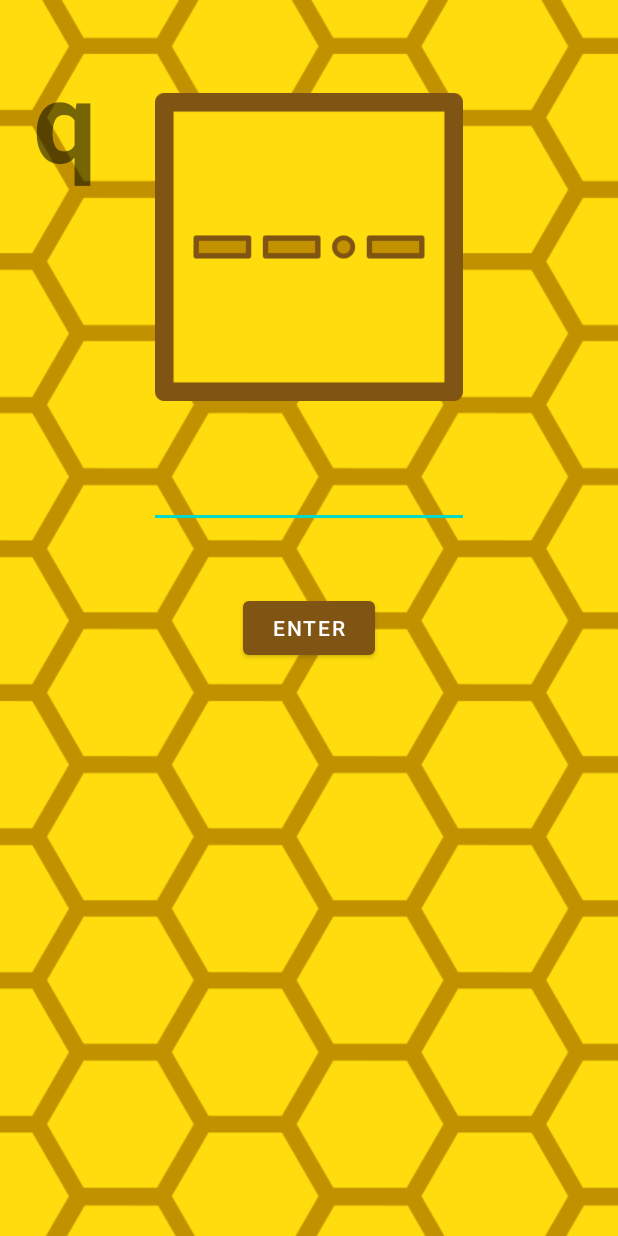
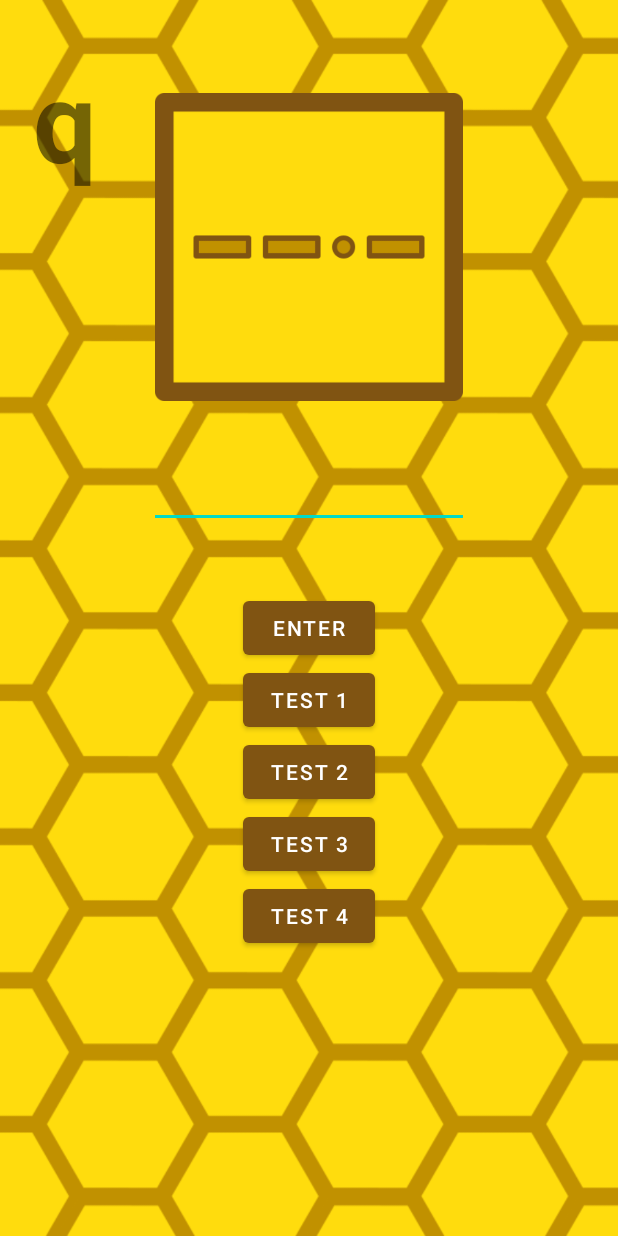
Before and after one commit to AdamBarvesten/MorseCode, an Android app: the MorseToLetterActivity screen opened directly, with no data from a screen before it, on a phone screen of 412 x 824 dp. Run offline under Robolectric (Android 15) with nearby library versions, the light colour scheme and no system bars.

Commit message:
Made test buttons for motion coefficient. Also added feedback for shaking motion, in-/correct guesses. Both audio and vibration.

```diff
--- a/app/src/main/java/com/example/morsecode/MorseToLetterActivity.java
+++ b/app/src/main/java/com/example/morsecode/MorseToLetterActivity.java
@@ -9,7 +9,9 @@ import android.hardware.SensorEventListener;
 import android.hardware.SensorManager;
 import android.media.MediaPlayer;
 import android.os.Bundle;
+import android.os.Vibrator;
 import android.text.Editable;
+import android.view.View;
 import android.widget.Button;
 import android.widget.EditText;
 import android.widget.ImageView;
@@ -31,6 +33,14 @@ public class MorseToLetterActivity extends AppCompatActivity {
     private float mAccelCurrent;
     private float mAccelLast;
     MediaPlayer mediaPlayer;
+    MediaPlayer mediaPlayerPositive;
+    MediaPlayer mediaPlayerNegative;
+    Vibrator vibrator;
+
+    private long lastEventTime = 0;
+    private final long EVENT_THRESHOLD_MS = 700;
+
+    private int motioncoefficient = 35;
 
     @Override
     protected void onCreate(Bundle savedInstanceState) {
@@ -41,14 +51,27 @@ public class MorseToLetterActivity extends AppCompatActivity {
         randomLetterView = findViewById(R.id.randomLetter);
         generateRandomletter();
         mediaPlayer = MediaPlayer.create(this, R.raw.whoosh);
+        mediaPlayerPositive = MediaPlayer.create(this, R.raw.pling);
+        mediaPlayerPositive.setVolume(0.1f, 0.1f);
+        mediaPlayerNegative = MediaPlayer.create(this, R.raw.error);
         Button enterButton = findViewById(R.id.enterButton);
         EditText mEdit = findViewById(R.id.editTextLetter);
         enterButton.setOnClickListener(v -> {
             checkAnswer(mEdit.getText());
             mEdit.setText("");
         });
+        vibrator = (Vibrator) getSystemService(VIBRATOR_SERVICE);
+
+        Button motcoef1 = findViewById(R.id.motcoef_1);
+        Button motcoef2 = findViewById(R.id.motcoef_2);
+        Button motcoef3 = findViewById(R.id.motcoef_3);
+        Button motcoef4 = findViewById(R.id.motcoef_4);
 
 
+        motcoef1.setOnClickListener(v -> motioncoefficient = 35);
+        motcoef2.setOnClickListener(v -> motioncoefficient = 12);
+        motcoef3.setOnClickListener(v -> motioncoefficient = 6);
+        motcoef4.setOnClickListener(v -> motioncoefficient = 20);
         // SENSOR
         mSensorManager = (SensorManager) getSystemService(Context.SENSOR_SERVICE);
         Objects.requireNonNull(mSensorManager).registerListener(mSensorListener, mSensorManager.getDefaultSensor(Sensor.TYPE_ACCELEROMETER),
@@ -63,10 +86,13 @@ public class MorseToLetterActivity extends AppCompatActivity {
         if(randomLetter.equals(text.toString().toLowerCase())){
             Toast.makeText(getApplicationContext(), "Correct!!", Toast.LENGTH_SHORT).show();
             generateRandomletter();
-
+            mediaPlayerPositive.start();
+            vibrator.vibrate(500);
             return;
         }
         Toast.makeText(getApplicationContext(), "Wrong!!", Toast.LENGTH_SHORT).show();
+        mediaPlayerNegative.start();
+        vibrator.vibrate(100);
     }
 
     private void generateMorseImage(String s){
@@ -90,10 +116,16 @@ public class MorseToLetterActivity extends AppCompatActivity {
             mAccelCurrent = (float) Math.sqrt((x * x + y * y + z * z));
             float delta = mAccelCurrent - mAccelLast;
             mAccel = mAccel * 0.9f + delta;
-            if (mAccel > 12) {
-                mediaPlayer.start();
-
-                generateRandomletter();
+            if (event.sensor.getType() == Sensor.TYPE_ACCELEROMETER) {
+                long currentTime = System.currentTimeMillis();
+                if (currentTime - lastEventTime >= EVENT_THRESHOLD_MS) {
+                    if (mAccel > motioncoefficient) {
+                        mediaPlayer.start();
+                        generateRandomletter();
+                        vibrator.vibrate(100);
+                        lastEventTime = currentTime;
+                    }
+                }
                 //Toast.makeText(getApplicationContext(), "Shake event detected", Toast.LENGTH_SHORT).show();
             }
         }
--- a/app/src/main/res/layout/activity_learn_alphabet.xml
+++ b/app/src/main/res/layout/activity_learn_alphabet.xml
@@ -27,8 +27,7 @@
             <Button
                 android:id="@+id/button_a"
                 style="@style/alphabetButtonStyle"
-                android:text="A"
-                />
+                android:text="A" />
 
             <Button
                 android:id="@+id/button_b"
--- a/app/src/main/res/layout/activity_morse_to_letter.xml
+++ b/app/src/main/res/layout/activity_morse_to_letter.xml
@@ -61,5 +61,41 @@
         app:layout_constraintTop_toBottomOf="@+id/mainImage"
         app:layout_constraintVertical_bias="0.25" />
 
+    <Button
+        android:id="@+id/motcoef_1"
+        android:layout_width="wrap_content"
+        android:layout_height="wrap_content"
+        android:text="test 1"
+        app:layout_constraintEnd_toEndOf="parent"
+        app:layout_constraintStart_toStartOf="parent"
+        app:layout_constraintTop_toBottomOf="@+id/enterButton" />
+
+    <Button
+        android:id="@+id/motcoef_2"
+        android:layout_width="wrap_content"
+        android:layout_height="wrap_content"
+        android:text="test 2"
+        app:layout_constraintEnd_toEndOf="parent"
+        app:layout_constraintStart_toStartOf="parent"
+        app:layout_constraintTop_toBottomOf="@+id/motcoef_1" />
+
+    <Button
+        android:id="@+id/motcoef_3"
+        android:layout_width="wrap_content"
+        android:layout_height="wrap_content"
+        android:text="Test 3"
+        app:layout_constraintEnd_toEndOf="parent"
+        app:layout_constraintStart_toStartOf="parent"
+        app:layout_constraintTop_toBottomOf="@+id/motcoef_2" />
+
+    <Button
+        android:id="@+id/motcoef_4"
+        android:layout_width="wrap_content"
+        android:layout_height="wrap_content"
+        android:text="Test 4"
+        app:layout_constraintEnd_toEndOf="parent"
+        app:layout_constraintStart_toStartOf="parent"
+        app:layout_constraintTop_toBottomOf="@+id/motcoef_3" />
+
 
 </androidx.constraintlayout.widget.ConstraintLayout>
```
Also changed, not shown: 2 other files.
